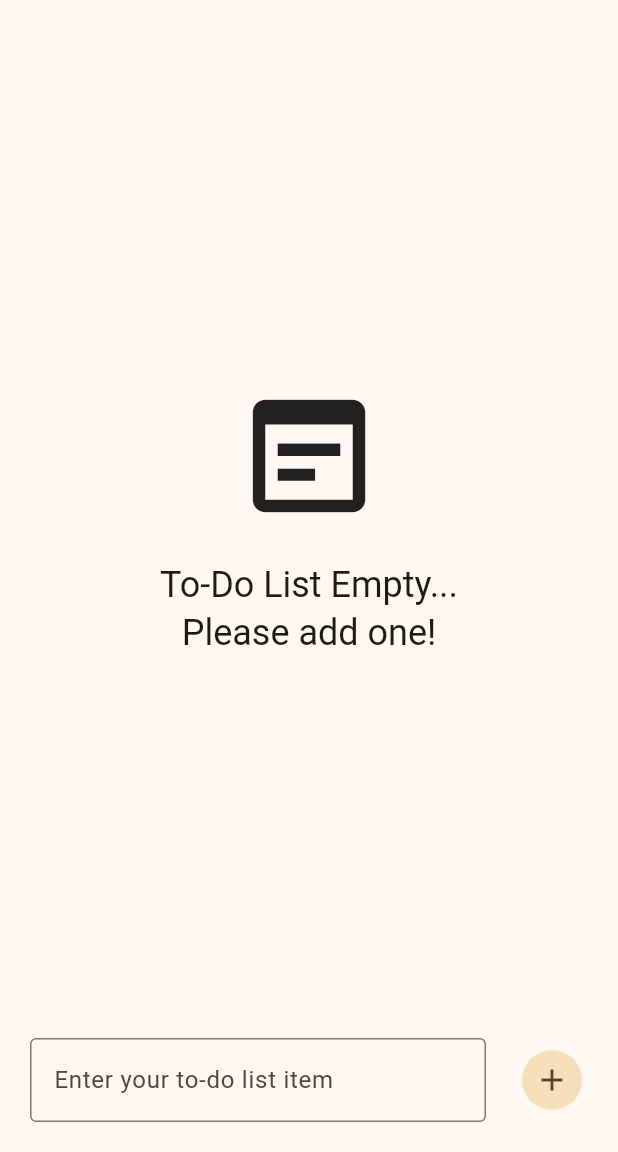
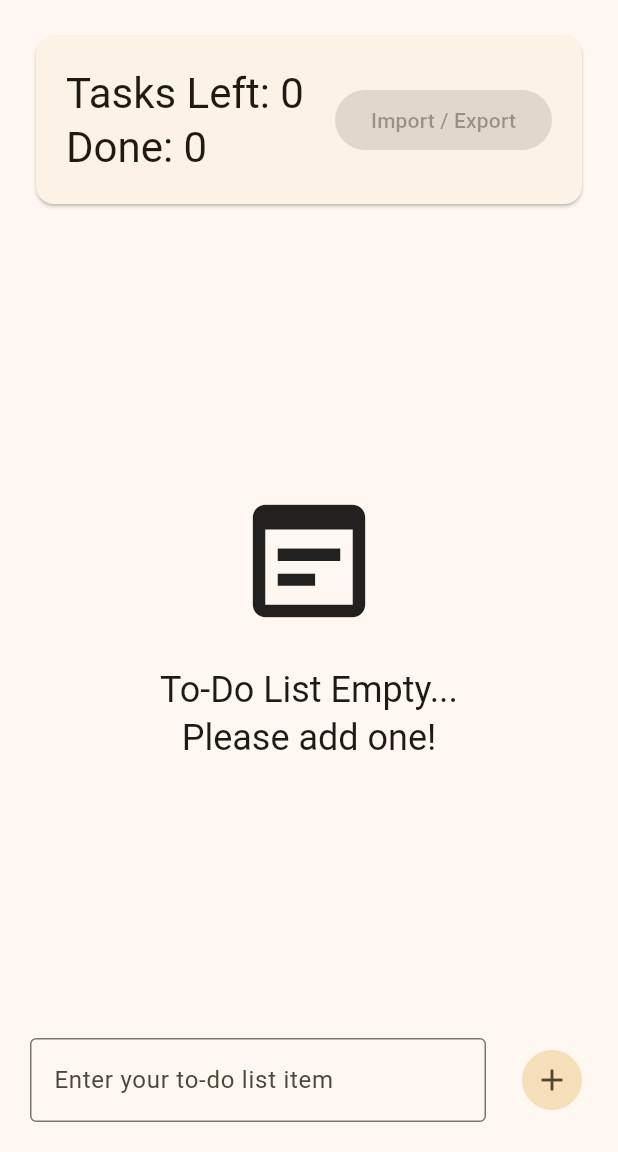
Before and after one commit to Lurky-phish-2085/just_do_it_xplat, a Flutter app: the screen it shows after launch, on a phone screen of 412 x 824 dp, the part 84-1236 px from its top. Run offline on Flutter 3.47's test engine with Material 3 defaults, Android fonts, the phone set to English and light mode, and no system bars.

Commit message:
Implement `StatsCard`

```diff
--- a/lib/main.dart
+++ b/lib/main.dart
@@ -84,6 +84,7 @@ class _MyHomePageState extends State<MyHomePage> {
                   mainAxisAlignment: MainAxisAlignment.center,
                   spacing: 20.0,
                   children: <Widget>[
+                    StatsCard(items: appState.items),
                     Expanded(
                       child: DoItList(
                         items: appState.items,
@@ -110,13 +111,15 @@ class _MyHomePageState extends State<MyHomePage> {
                     flex: 1,
                     child: Column(
                       mainAxisAlignment: MainAxisAlignment.center,
+                      crossAxisAlignment: CrossAxisAlignment.start,
                       spacing: 20.0,
                       children: [
                         AddItemForm(
                           onSubmit: (item) => appState.addItem(item),
                           variant: AddItemFormVariants.expanded,
                         ),
-                        Placeholder(),
+                        SizedBox(height: 128.0),
+                        StatsCard(items: appState.items),
                       ],
                     ),
                   ),
@@ -133,6 +136,43 @@ class _MyHomePageState extends State<MyHomePage> {
             );
           }
         },
+      ),
+    );
+  }
+}
+
+class StatsCard extends StatelessWidget {
+  const StatsCard({super.key, required this.items});
+
+  final Iterable<ItemData> items;
+
+  @override
+  Widget build(BuildContext context) {
+    final numOfDoneItems = items.where((item) => item.checked).toList().length;
+    final numOfRemainingItems = items.length - numOfDoneItems;
+
+    return Card(
+      child: Padding(
+        padding: const EdgeInsets.all(20.0),
+        child: Row(
+          mainAxisAlignment: MainAxisAlignment.spaceBetween,
+          children: <Widget>[
+            Column(
+              crossAxisAlignment: CrossAxisAlignment.start,
+              children: <Widget>[
+                Text(
+                  "Tasks Left: $numOfRemainingItems",
+                  style: Theme.of(context).textTheme.headlineMedium,
+                ),
+                Text(
+                  "Done: $numOfDoneItems",
+                  style: Theme.of(context).textTheme.headlineMedium,
+                ),
+              ],
+            ),
+            ElevatedButton(onPressed: null, child: Text("Import / Export")),
+          ],
+        ),
       ),
     );
   }
```
